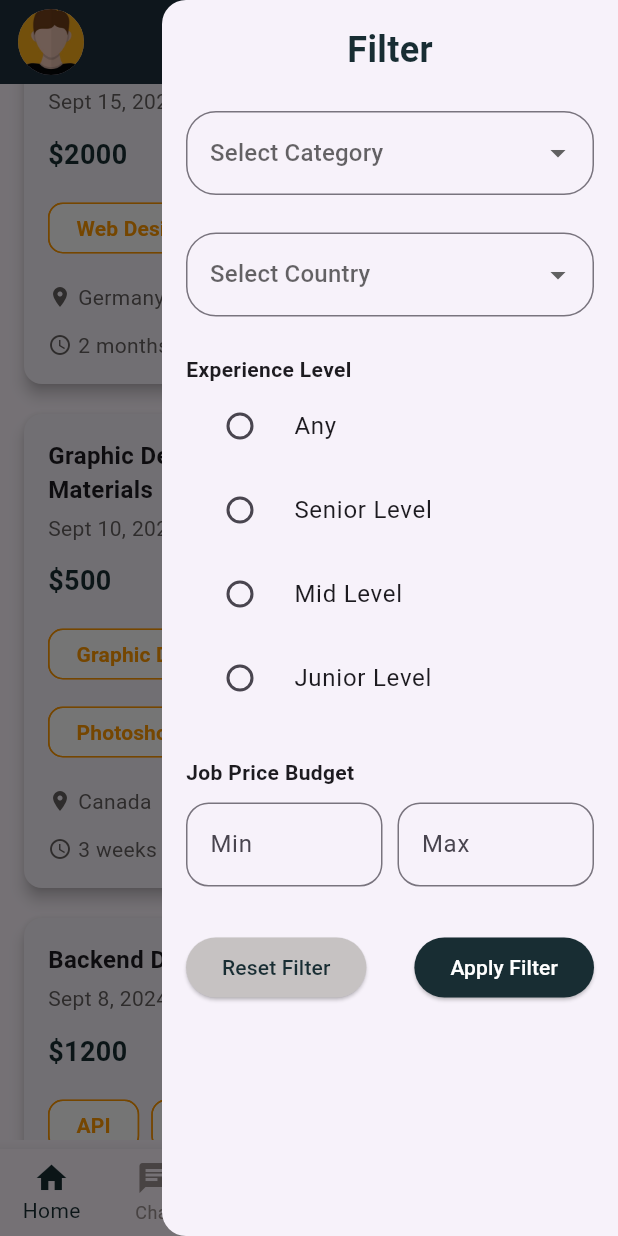
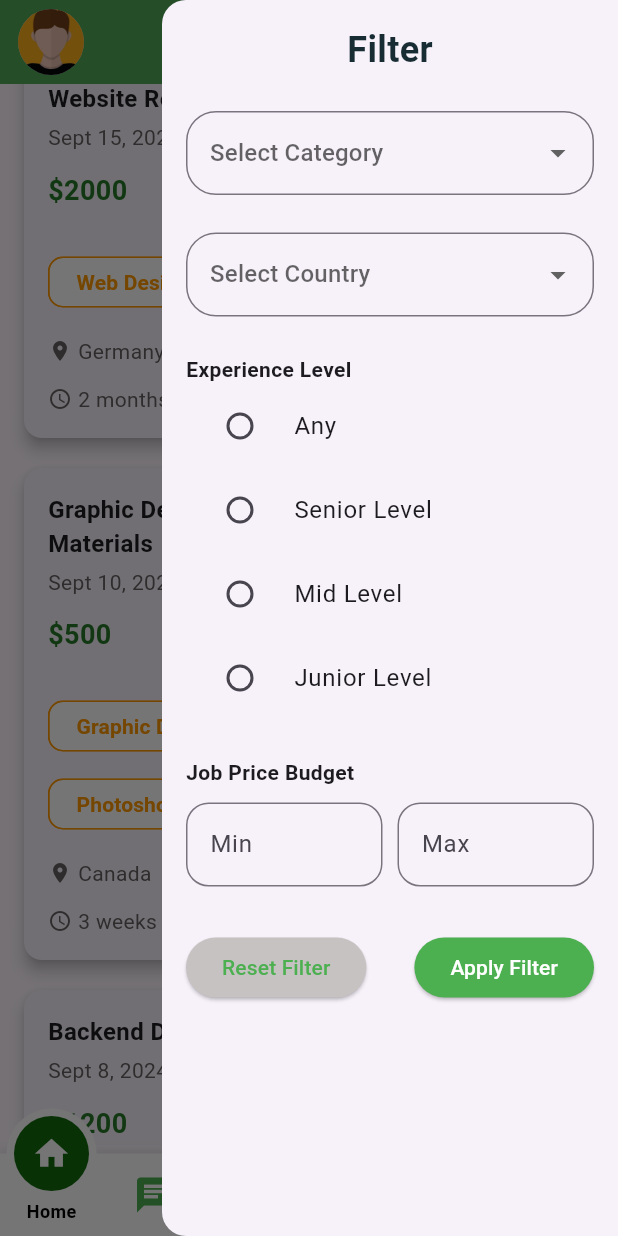
Before and after one commit to farahhossam2004/FreeLance_App, a Flutter app: the HomeScreen screen opened directly, scrolled down 576 dp, after a tap on the "filter list" icon, on a phone screen of 412 x 824 dp. Run offline on Flutter 3.47's test engine with Material 3 defaults, Android fonts, the phone set to English and light mode, and no system bars; our stand-ins replace motion_tab_bar.

Commit message:
edit bottom nav bar - job details post

```diff
--- a/lib/views/home.dart
+++ b/lib/views/home.dart
@@ -41,7 +41,7 @@ class _HomeScreenState extends State<HomeScreen> {
     return Scaffold(
       key: _scaffoldKey,
       appBar: AppBar(
-        backgroundColor: const Color.fromARGB(255, 24, 45, 51),
+        backgroundColor: Colors.green,
         elevation: 0,
         leading: const Padding(
           padding: EdgeInsets.only(left: 12),
--- a/lib/views/wall.dart
+++ b/lib/views/wall.dart
@@ -1,5 +1,6 @@
 import 'package:flutter/material.dart';
 import 'package:freelance_app/models/job_model.dart';
+import 'package:freelance_app/views/job_details_post.dart';
 import 'package:freelance_app/widgets/job_post.dart';
 
 class WallPage extends StatelessWidget {
@@ -11,7 +12,17 @@ class WallPage extends StatelessWidget {
           Expanded(
               child: ListView.builder(
             itemBuilder: (context, index) {
-              return JobPost(job: jobs[index]);
+              return GestureDetector(
+                onTap: () {
+                  Navigator.push(
+                    context,
+                    MaterialPageRoute(
+                      builder: (context) => JobDetailsPost(job: jobs[index]),
+                    ),
+                  );
+                },
+                child: Expanded(child: JobPost(job: jobs[index], isPostDetailed: false,)),
+              );
             },
             itemCount: jobs.length,
           )),
--- a/lib/widgets/bottom_nav_bar.dart
+++ b/lib/widgets/bottom_nav_bar.dart
@@ -1,4 +1,6 @@
 import 'package:flutter/material.dart';
+import 'package:motion_tab_bar/MotionTabBar.dart';
+import 'package:motion_tab_bar/MotionTabBarController.dart';
 
 class BottomNavBar extends StatefulWidget {
   final ValueChanged<int> onTabSelected;
@@ -9,50 +11,73 @@ class BottomNavBar extends StatefulWidget {
   State<BottomNavBar> createState() => _BottomNavBarState();
 }
 
-class _BottomNavBarState extends State<BottomNavBar> {
-  int _selectedPageIndex = 0;
+class _BottomNavBarState extends State<BottomNavBar>
+    with SingleTickerProviderStateMixin {
+  MotionTabBarController? _motionTabBarController; // Use MotionTabBarController
 
-  void _onItemTapped(int index) {
-    setState(() {
-      _selectedPageIndex = index;
-    });
-    widget.onTabSelected(index);
+  @override
+  void initState() {
+    super.initState();
+
+    // Initialize MotionTabBarController, similar to how TabController would be initialized.
+    _motionTabBarController = MotionTabBarController(
+      initialIndex: 1, // Set the initial tab index (default is the second tab)
+      length:
+          6, // Set the total number of tabs (must match the number of tabs in your TabBar)
+      vsync: this, // 'vsync' is necessary for controlling animations
+    );
+  }
+
+  @override
+  void dispose() {
+    // Clean up the controller when the widget is disposed.
+    _motionTabBarController
+        ?.dispose(); // Dispose the MotionTabBarController if it's not null
+    super.dispose();
   }
 
   @override
   Widget build(BuildContext context) {
-    return BottomNavigationBar(
-      type: BottomNavigationBarType.fixed,
-      currentIndex: _selectedPageIndex,
-      items: const [
-        BottomNavigationBarItem(
-          icon: Icon(Icons.home),
-          label: 'Home',
-        ),
-        BottomNavigationBarItem(
-          icon: Icon(Icons.chat),
-          label: 'Chat',
-        ),
-        BottomNavigationBarItem(
-          icon: Icon(Icons.list_rounded),
-          label: 'Jobs',
-        ),
-        BottomNavigationBarItem(
-          icon: Icon(Icons.bookmark),
-          label: 'Saved',
-        ),
-        BottomNavigationBarItem(
-          icon: Icon(Icons.notifications),
-          label: 'Notifications',
-        ),
-        BottomNavigationBarItem(
-          icon: Icon(Icons.person),
-          label: 'Profile',
-        ),
-      ],
-      selectedItemColor: const Color.fromARGB(255, 24, 45, 51),
-      unselectedItemColor:const Color.fromARGB(255, 158, 147, 147),
-      onTap: _onItemTapped, // Handle item taps
+    return MotionTabBar(
+      controller:
+          _motionTabBarController, // Use MotionTabBarController instead of TabController
+      initialSelectedTab: "Home",
+      labels: const [
+        "Home",
+        "Chat",
+        "Jobs",
+        "Saved",
+        "Notfications",
+        "Profile"
+      ], // Tabs labels
+      icons: const [
+        Icons.home,
+        Icons.chat,
+        Icons.list_rounded,
+        Icons.bookmark,
+        Icons.notifications,
+        Icons.person
+      ], // Icons for the tabs
+      tabSize: 50,
+      tabBarHeight: 55,
+      textStyle: const TextStyle(
+        fontSize: 12,
+        color: Colors.black,
+        fontWeight: FontWeight.bold
+      ),
+      tabIconColor: Colors.green,
+      tabIconSize: 28.0,
+      tabIconSelectedSize: 26.0,
+      tabSelectedColor: const Color.fromARGB(255, 18, 107, 13),
+      tabIconSelectedColor: Colors.white,
+      tabBarColor: Colors.white,
+      onTabItemSelected: (int index) {
+        setState(() {
+          _motionTabBarController!.index =
+              index; // Update the tab index programmatically
+        });
+        widget.onTabSelected(index); // Call the callback function
+      },
     );
   }
 }
--- a/lib/widgets/filter_drawer.dart
+++ b/lib/widgets/filter_drawer.dart
@@ -49,12 +49,12 @@ class _FilterDrawerState extends State<FilterDrawer> {
                   style: ElevatedButton.styleFrom(backgroundColor: const Color.fromARGB(255, 198, 194, 194)),
                   child: const Text(
                     'Reset Filter',
-                    style: TextStyle(color: Color.fromARGB(255, 24, 45, 51)),
+                    style: TextStyle(color: Colors.green),
                   ),
                 ),
                 ElevatedButton(
                   onPressed: _applyFilters,
-                  style: ElevatedButton.styleFrom(backgroundColor: Color.fromARGB(255, 24, 45, 51)),
+                  style: ElevatedButton.styleFrom(backgroundColor: Colors.green),
                   child: const Text(
                     'Apply Filter',
                     style: TextStyle(color: Colors.white),
@@ -74,7 +74,7 @@ class _FilterDrawerState extends State<FilterDrawer> {
       decoration: InputDecoration(
         border: OutlineInputBorder(
           borderRadius: BorderRadius.circular(20),
-          borderSide: const BorderSide(color: Colors.blue, width: 1),
+          borderSide: const BorderSide(color: Colors.green, width: 1),
         ),
       ),
       hint: const Text('Select Category'),
@@ -106,7 +106,7 @@ class _FilterDrawerState extends State<FilterDrawer> {
       decoration: InputDecoration(
         border: OutlineInputBorder(
           borderRadius: BorderRadius.circular(20),
-          borderSide: const BorderSide(color: Colors.blue, width: 1),
+          borderSide: const BorderSide(color: Colors.green, width: 1),
         ),
       ),
       hint: const Text('Select Country'),
@@ -210,7 +210,7 @@ class _FilterDrawerState extends State<FilterDrawer> {
                   hintText: 'Min',
                   border: OutlineInputBorder(
                     borderRadius: BorderRadius.circular(15),
-                    borderSide: const BorderSide(color: Colors.blue, width: 1),
+                    borderSide: const BorderSide(color: Colors.green, width: 1),
                   ),
                 ),
                 onChanged: (value) => minPrice = value,
@@ -224,7 +224,7 @@ class _FilterDrawerState extends State<FilterDrawer> {
                   hintText: 'Max',
                   border: OutlineInputBorder(
                     borderRadius: BorderRadius.circular(15),
-                    borderSide: const BorderSide(color: Colors.blue, width: 1),
+                    borderSide: const BorderSide(color: Colors.green, width: 1),
                   ),
                 ),
                 onChanged: (value) => maxPrice = value,
--- a/lib/widgets/job_post.dart
+++ b/lib/widgets/job_post.dart
@@ -1,20 +1,14 @@
 import 'package:flutter/material.dart';
 import 'package:freelance_app/models/job_model.dart';
-import 'package:freelance_app/views/job_details_post.dart';
 
 class JobPost extends StatelessWidget {
-  const JobPost({super.key, required this.job});
+  JobPost({super.key, required this.job, required this.isPostDetailed});
   final JobModel job;
+  bool isPostDetailed;
 
   @override
   Widget build(BuildContext context) {
-    return GestureDetector(
-      onTap: () {
-        Navigator.push(context, MaterialPageRoute(builder: (context) => JobDetailsPost(job: job,)));
-      },
-      child: Expanded(
-        child: Card(
-
+    return Card(
         elevation: 4,
         margin: const EdgeInsets.symmetric(vertical: 10, horizontal: 16),
         shape: RoundedRectangleBorder(
@@ -35,8 +29,13 @@ class JobPost extends StatelessWidget {
                       children: [
                         Text(
                           job.title,
-                            maxLines: 2,
-                            overflow: TextOverflow.ellipsis,
+                          maxLines: isPostDetailed
+                              ? null
+                              : 2, // Set maxLines to null if detailed
+                          overflow: isPostDetailed
+                              ? null
+                              : TextOverflow
+                                  .ellipsis, // No overflow if detailed
                           style: const TextStyle(
                             fontWeight: FontWeight.bold,
                             fontSize: 16,
@@ -47,7 +46,8 @@ class JobPost extends StatelessWidget {
                           children: [
                             Text(
                               job.date,
-                                style: const TextStyle(color: Color.fromARGB(255, 100, 95, 95)),
+                              style: const TextStyle(
+                                  color: Color.fromARGB(255, 100, 95, 95)),
                             ),
                             const SizedBox(width: 4),
                           ],
@@ -70,16 +70,21 @@ class JobPost extends StatelessWidget {
                     child: Text(
                       '\$${job.budget}',
                       style: const TextStyle(
-                          color: Color.fromARGB(255, 24, 45, 51),
+                        color: Color.fromARGB(255, 40, 122, 41),
                         fontSize: 18,
                         fontWeight: FontWeight.bold,
                       ),
                     ),
                   ),
-                    const SizedBox(width: 8),
+                  const SizedBox(height: 8),
+
+
                 ],
               ),
               const SizedBox(height: 12),
+              if(isPostDetailed)
+                    Text(job.description, style: TextStyle(color: const Color.fromARGB(255, 103, 99, 99), fontSize: 16)),
+              const SizedBox(height: 12,),
               // Tags (Skills)
               Wrap(
                 runSpacing: 4,
@@ -94,11 +99,10 @@ class JobPost extends StatelessWidget {
                     backgroundColor: const Color.fromARGB(255, 255, 255, 255),
                     shape: RoundedRectangleBorder(
                         borderRadius: BorderRadius.circular(10),
-                          side:
-                              const BorderSide(color: Colors.orange, width: 1)),
+                        side: const BorderSide(color: Colors.orange, width: 1)),
                     elevation: 3,
-                      padding: const EdgeInsets.symmetric(
-                          horizontal: 10, vertical: 4),
+                    padding:
+                        const EdgeInsets.symmetric(horizontal: 10, vertical: 4),
                   );
                 }).toList(),
               ),
@@ -113,9 +117,12 @@ class JobPost extends StatelessWidget {
                         const Icon(Icons.location_on,
                             size: 16, color: Color.fromARGB(255, 100, 95, 95)),
                         const SizedBox(width: 4),
-                          Text(job.location,
-                              style: const TextStyle(color: Color.fromARGB(255, 100, 95, 95)),
-                      )],
+                        Text(
+                          job.location,
+                          style: const TextStyle(
+                              color: Color.fromARGB(255, 100, 95, 95)),
+                        )
+                      ],
                     ),
                   ),
                   Expanded(
@@ -125,7 +132,8 @@ class JobPost extends StatelessWidget {
                             size: 16, color: Color.fromARGB(255, 100, 95, 95)),
                         const SizedBox(width: 4),
                         Text('Proposals: ${job.noOfPropsals}',
-                              style: const TextStyle(color: Color.fromARGB(255, 100, 95, 95))),
+                            style: const TextStyle(
+                                color: Color.fromARGB(255, 100, 95, 95))),
                       ],
                     ),
                   ),
@@ -135,17 +143,18 @@ class JobPost extends StatelessWidget {
               // Time Remaining
               Row(
                 children: [
-                    const Icon(Icons.access_time, size: 16, color: Color.fromARGB(255, 100, 95, 95)),
+                  const Icon(Icons.access_time,
+                      size: 16, color: Color.fromARGB(255, 100, 95, 95)),
                   const SizedBox(width: 4),
                   Text(job.duration,
-                        style: const TextStyle(color: Color.fromARGB(255, 100, 95, 95))),
+                      style: const TextStyle(
+                          color: Color.fromARGB(255, 100, 95, 95))),
                 ],
               ),
             ],
           ),
         ),
-        ),
-      ),
+
     );
   }
 }
--- a/pubspec.yaml
+++ b/pubspec.yaml
@@ -35,6 +35,8 @@ dependencies:
   # The following adds the Cupertino Icons font to your application.
   # Use with the CupertinoIcons class for iOS style icons.
   cupertino_icons: ^1.0.8
+  bottom_navy_bar: ^6.1.0
+  motion_tab_bar: ^2.0.4
 
 dev_dependencies:
   flutter_test:
```
Also changed, not shown: lib/views/job_details_post.dart (+34 -123 lines), pubspec.lock. Lines whose indentation alone changed are shown as unchanged.
